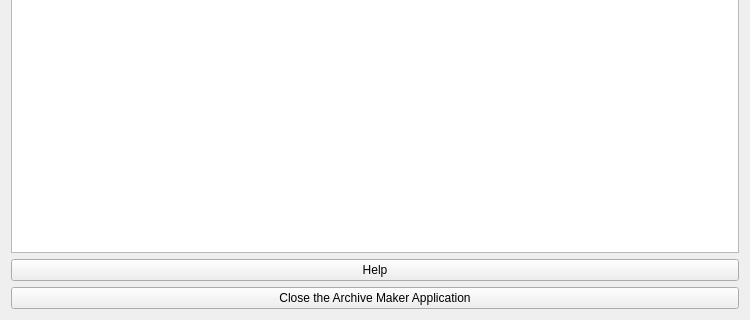
First picture: the form in ArchiveEditor/ArchiveMakerForm.ui, repository Venturer/Archive_Utilities, before the edit; both pictures show x 0 to 750 and y 614 to 934 of the 750 by 934 pixel window.
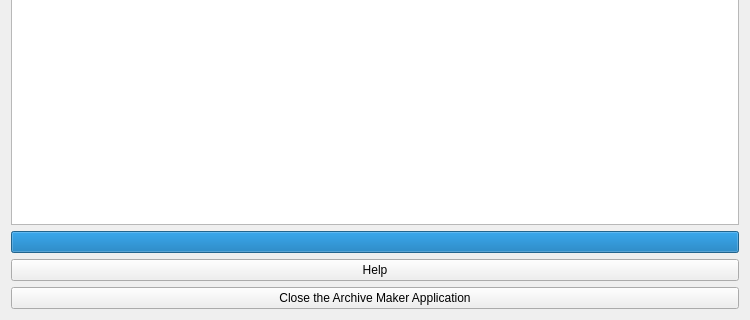
Second picture: the form after the edit.

What changed in the file:
```diff
--- a/ArchiveEditor/ArchiveMakerForm.ui
+++ b/ArchiveEditor/ArchiveMakerForm.ui
@@ -37,6 +37,19 @@
    <item>
     <widget class="QTextEdit" name="textEdit"/>
    </item>
+   <item>
+    <widget class="QProgressBar" name="progressBar">
+     <property name="maximum">
+      <number>1</number>
+     </property>
+     <property name="value">
+      <number>1</number>
+     </property>
+     <property name="textVisible">
+      <bool>false</bool>
+     </property>
+    </widget>
+   </item>
    <item>
     <widget class="QPushButton" name="pushButtonHelp">
      <property name="text">
```
